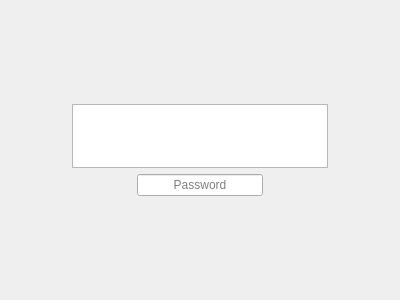
textbrowser/badger, file UI/badger_ubuntu_22_04.ui: the form before one commit.
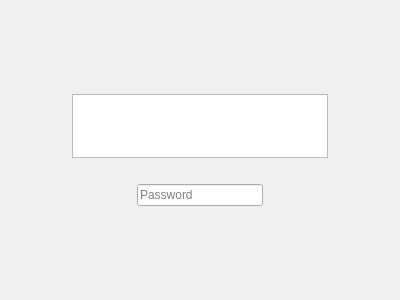
The form after the commit.

The edit to the form file:
```diff
--- a/UI/badger_ubuntu_22_04.ui
+++ b/UI/badger_ubuntu_22_04.ui
@@ -83,6 +83,13 @@
      </item>
     </layout>
    </item>
+   <item>
+    <widget class="QLabel" name="account">
+     <property name="alignment">
+      <set>Qt::AlignCenter</set>
+     </property>
+    </widget>
+   </item>
    <item>
     <layout class="QHBoxLayout" name="horizontalLayout">
      <item>
@@ -103,9 +110,6 @@
        <property name="echoMode">
         <enum>QLineEdit::PasswordEchoOnEdit</enum>
        </property>
-       <property name="alignment">
-        <set>Qt::AlignCenter</set>
-       </property>
        <property name="placeholderText">
         <string>Password</string>
        </property>
```
